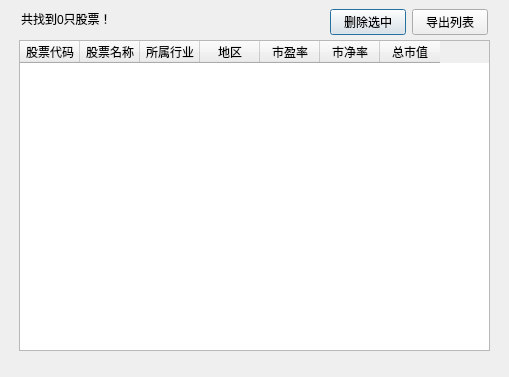
victor647/QuantumStockTrade, file QtDesign/SearchResult.ui: the form before one commit.
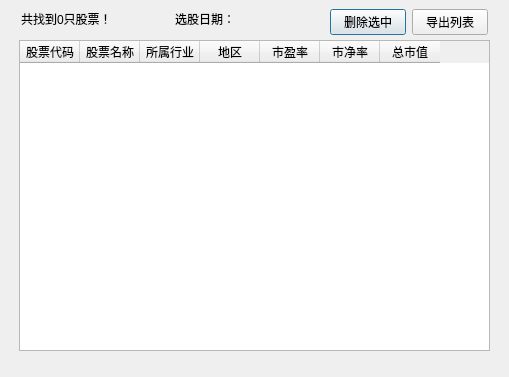
The form after the commit.

Commit message: 增加历史日期选股功能

What changed in the file:
```diff
--- a/QtDesign/SearchResult.ui
+++ b/QtDesign/SearchResult.ui
@@ -70,26 +70,7 @@
     </property>
    </column>
   </widget>
-  <widget class="QLabel" name="lblTotalStockFound">
-   <property name="geometry">
-    <rect>
-     <x>21</x>
-     <y>11</y>
-     <width>181</width>
-     <height>16</height>
-    </rect>
-   </property>
-   <property name="font">
-    <font>
-     <family>Microsoft YaHei UI</family>
-     <pointsize>9</pointsize>
-    </font>
-   </property>
-   <property name="text">
-    <string>共找到0只股票！</string>
-   </property>
-  </widget>
-  <widget class="QWidget" name="">
+  <widget class="QWidget" name="layoutWidget">
    <property name="geometry">
     <rect>
      <x>330</x>
@@ -127,6 +108,44 @@
     </item>
    </layout>
   </widget>
+  <widget class="QWidget" name="">
+   <property name="geometry">
+    <rect>
+     <x>21</x>
+     <y>10</y>
+     <width>301</width>
+     <height>18</height>
+    </rect>
+   </property>
+   <layout class="QHBoxLayout" name="horizontalLayout_2">
+    <item>
+     <widget class="QLabel" name="lblTotalStockFound">
+      <property name="font">
+       <font>
+        <family>Microsoft YaHei UI</family>
+        <pointsize>9</pointsize>
+       </font>
+      </property>
+      <property name="text">
+       <string>共找到0只股票！</string>
+      </property>
+     </widget>
+    </item>
+    <item>
+     <widget class="QLabel" name="lblSearchDate">
+      <property name="font">
+       <font>
+        <family>Microsoft YaHei UI</family>
+        <pointsize>9</pointsize>
+       </font>
+      </property>
+      <property name="text">
+       <string>选股日期：</string>
+      </property>
+     </widget>
+    </item>
+   </layout>
+  </widget>
  </widget>
  <resources/>
  <connections>
```
The commit also changes 14 other files.
